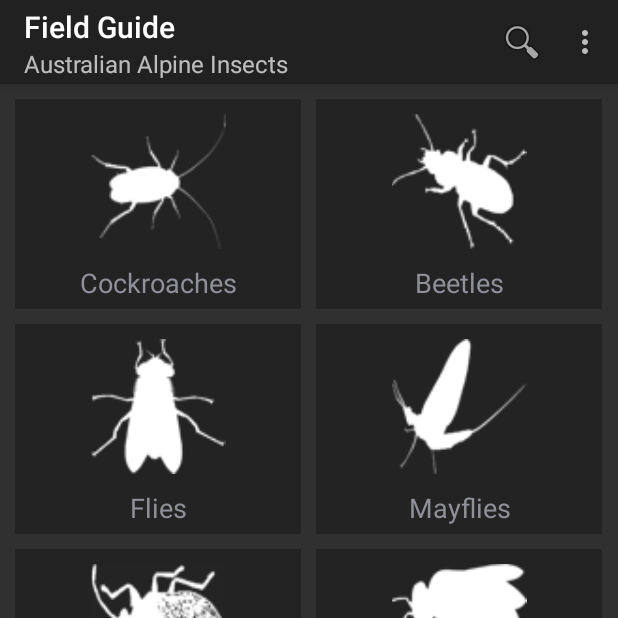
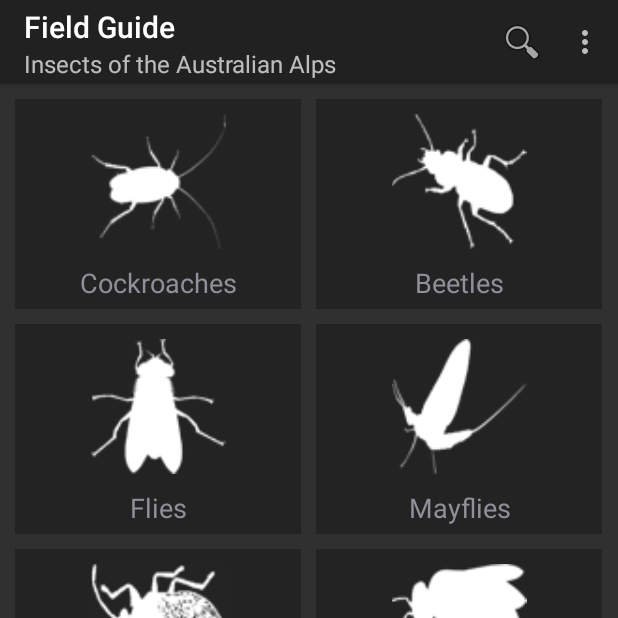
Before and after one commit to charmasaur/alps-insects, an Android app: the screen it shows after launch (MainActivity), on a phone screen of 412 x 824 dp, the top half of it. Run offline under Robolectric (Android 15) with nearby library versions, the phone set to English and light mode, and no system bars.

Commit message:
Change group list subtitle.

```diff
--- a/src/main/java/com/github/charmasaur/alpsinsects/ui/MainActivity.java
+++ b/src/main/java/com/github/charmasaur/alpsinsects/ui/MainActivity.java
@@ -75,7 +75,8 @@ public class MainActivity extends AppCompatActivity implements SpeciesGroupListF
     super.onCreate(savedInstanceState);
     setContentView(R.layout.activity_main);
 
-    homeScreen = new Screen("Field Guide", "Australian Alpine Insects");
+    homeScreen =
+        new Screen(getString(R.string.title_group_list), getString(R.string.subtitle_group_list));
 
     toolbar = (Toolbar) findViewById(R.id.toolbar);
     setSupportActionBar(toolbar);
--- a/src/main/res/values/strings.xml
+++ b/src/main/res/values/strings.xml
@@ -8,6 +8,8 @@
     <string name="menu_resources_name">Resources</string>
 
     <!-- titles -->
+    <string name="title_group_list">Field Guide</string>
+    <string name="subtitle_group_list">Insects of the Australian Alps</string>
     <string name="title_activity_main">MainActivity</string>
     <string name="title_item_list">Items</string>
     <string name="title_item_detail">Item Detail</string>
```
